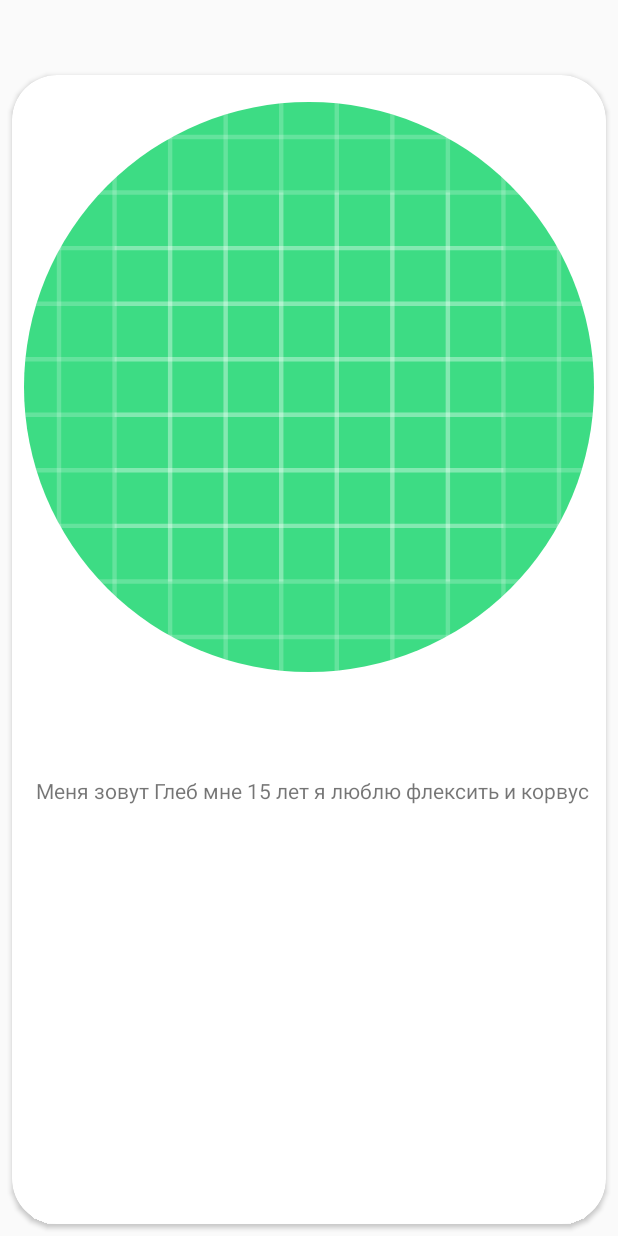
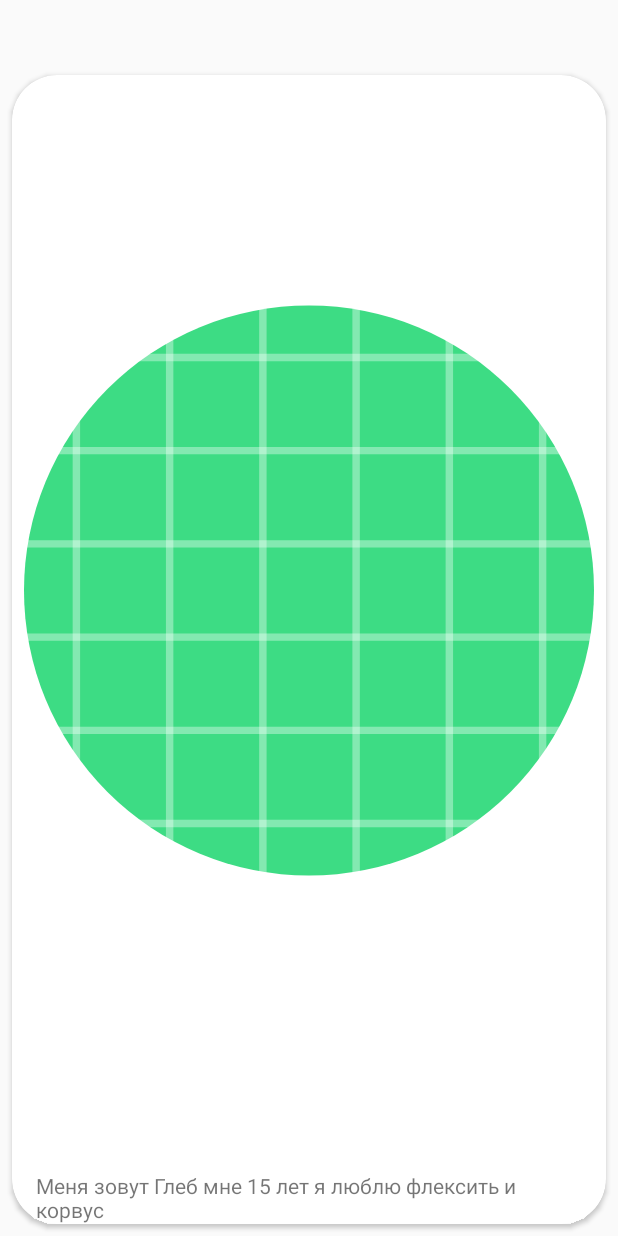
Before and after one commit to Danzolax/NearByForEatTogether, an Android app: the layout recycle_view_item.xml on its own in the app's theme, with its tools: preview values and no code run, on a phone screen of 412 x 824 dp. Run offline under Robolectric (Android 15) with nearby library versions, the phone set to English and light mode, and no system bars; plain views replace RoundedImageView.

Commit message:
Изменил разметку

```diff
--- a/app/src/main/res/layout/recycle_view_item.xml
+++ b/app/src/main/res/layout/recycle_view_item.xml
@@ -10,47 +10,49 @@
     android:layout_marginBottom="8dp"
     app:cardCornerRadius="30dp">
 
-    <androidx.constraintlayout.widget.ConstraintLayout
+    <LinearLayout
         android:layout_width="match_parent"
         android:layout_height="match_parent"
-        >
+        android:orientation="vertical">
 
         <com.makeramen.roundedimageview.RoundedImageView
             android:id="@+id/avatar"
             android:layout_width="match_parent"
-            android:layout_height="400dp"
+            android:layout_height="0dp"
+            android:layout_marginStart="8dp"
+            android:layout_marginTop="8dp"
+            android:layout_marginEnd="8dp"
+            android:layout_weight="1"
             android:scaleType="fitXY"
             android:src="@drawable/ic_launcher_background"
+            tools:src="@tools:sample/avatars"
+            app:layout_constraintEnd_toEndOf="parent"
+            app:layout_constraintStart_toStartOf="parent"
+            app:layout_constraintTop_toTopOf="parent"
             app:riv_corner_radius="30dp"
-            app:layout_constraintTop_toTopOf="parent"
-            app:layout_constraintStart_toStartOf="parent"
-            app:layout_constraintEnd_toEndOf="parent"
-            android:layout_marginTop="8dp"
-            android:layout_marginStart="8dp"
-            android:layout_marginEnd="8dp"
             tools:layout_editor_absoluteX="8dp" />
 
         <TextView
             android:id="@+id/name"
             android:layout_width="wrap_content"
             android:layout_height="wrap_content"
+            android:layout_marginStart="16dp"
+            android:layout_marginTop="8dp"
+            android:textColor="#000000"
+            android:textSize="32sp"
+            app:layout_constraintStart_toStartOf="parent"
             app:layout_constraintTop_toBottomOf="@+id/avatar"
-            app:layout_constraintStart_toStartOf="parent"
-            android:layout_marginTop="8dp"
-            android:textSize="32sp"
-            android:textColor="#000000"
-            android:layout_marginStart="16dp"
             tools:text="@tools:sample/full_names" />
+
         <TextView
+            android:id="@+id/description"
             android:layout_width="wrap_content"
             android:layout_height="wrap_content"
-            android:id="@+id/description"
+            android:layout_marginStart="16dp"
+            android:layout_marginEnd="16dp"
             android:text="Меня зовут Глеб мне 15 лет я люблю флексить и корвус"
-            app:layout_constraintTop_toBottomOf="@+id/name"
             app:layout_constraintStart_toStartOf="parent"
-            android:layout_marginTop="8dp"
-            android:layout_marginStart="16dp" />
-    </androidx.constraintlayout.widget.ConstraintLayout>
-
+            app:layout_constraintTop_toBottomOf="@+id/name" />
+    </LinearLayout>
 
 </androidx.cardview.widget.CardView>
--- a/app/src/main/res/values/styles.xml
+++ b/app/src/main/res/values/styles.xml
@@ -1,6 +1,6 @@
 <resources>
     <!-- Base application theme. -->
-    <style name="AppTheme" parent="Theme.AppCompat.Light.DarkActionBar">
+    <style name="AppTheme" parent="Theme.AppCompat.Light.NoActionBar">
         <!-- Customize your theme here. -->
         <item name="colorPrimary">@color/colorPrimary</item>
         <item name="colorPrimaryDark">@color/colorPrimaryDark</item>
```
